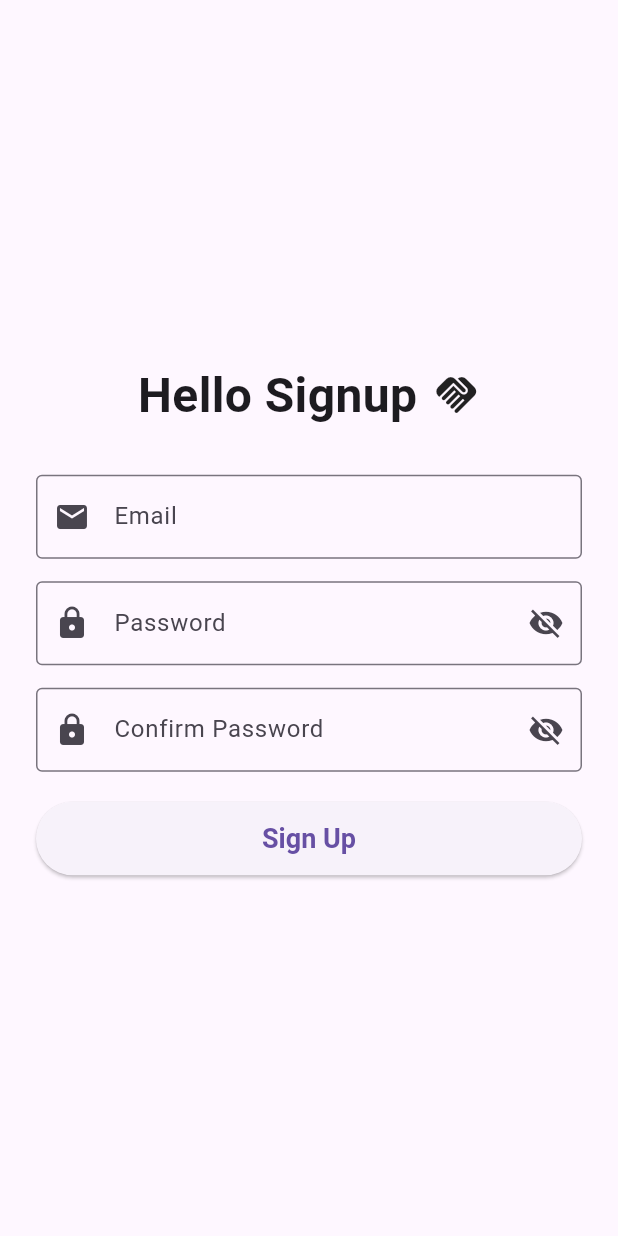
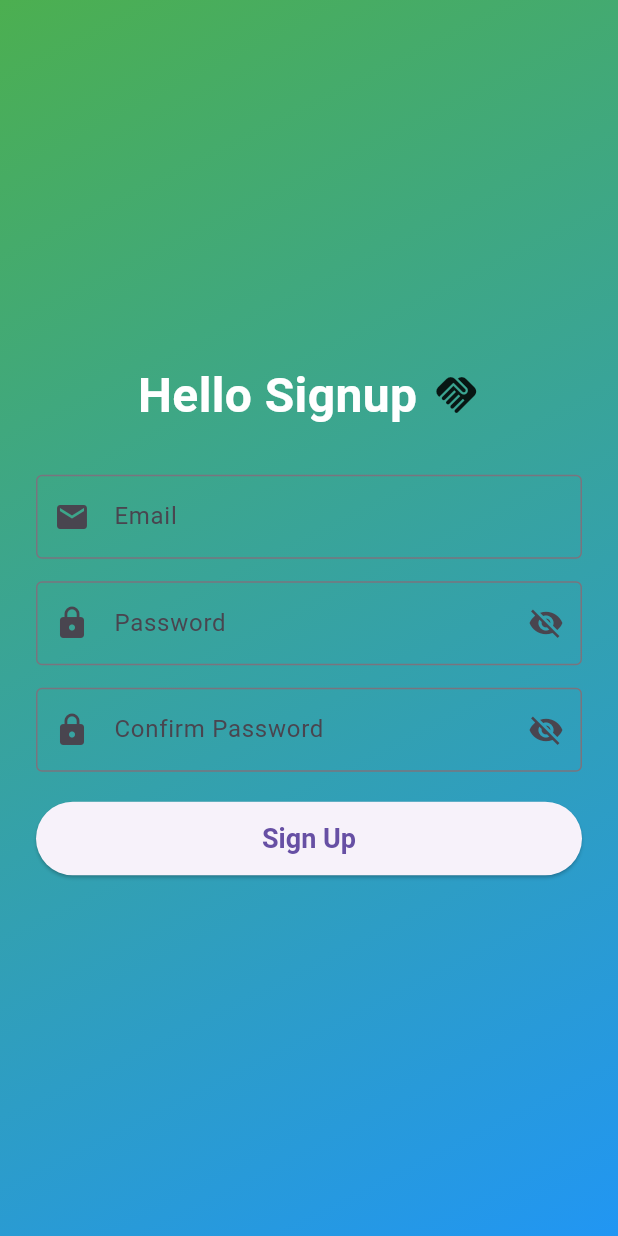
Before and after one commit to omar-albarakeh/chatapp-v2, a Flutter app: the screen it shows after launch, on a phone screen of 412 x 824 dp. Run offline on Flutter 3.47's test engine with Material 3 defaults, Android fonts, the phone set to English and light mode, and no system bars.

Commit message:
signup page updated

```diff
--- a/lib/Signup.dart
+++ b/lib/Signup.dart
@@ -14,7 +14,15 @@ class _SignuppageState extends State<Signuppage> {
   @override
   Widget build(BuildContext context) {
     return Scaffold(
-      body: Center(
+      body: Container(
+        decoration: BoxDecoration(
+          gradient: LinearGradient(
+            colors: [Colors.green, Colors.blue],
+            begin: Alignment.topLeft,
+            end: Alignment.bottomRight,
+          ),
+        ),
+        child: Center(
           child: Padding(
             padding: const EdgeInsets.symmetric(horizontal: 24.0),
             child: Column(
@@ -24,7 +32,7 @@ class _SignuppageState extends State<Signuppage> {
                 const Row(
                   mainAxisSize: MainAxisSize.min,
                   children: [
-                  Text("Hello Signup", style: TextStyle(fontSize: 32, fontWeight: FontWeight.bold)),
+                    Text("Hello Signup", style: TextStyle(fontSize: 32, fontWeight: FontWeight.bold,color: Colors.white)),
                     SizedBox(width: 10),
                     Icon(Icons.handshake, size: 32),
                   ],
@@ -88,6 +96,7 @@ class _SignuppageState extends State<Signuppage> {
             ),
           ),
         ),
+      ),
     );
   }
 }
```
Lines whose indentation alone changed are shown as unchanged.
